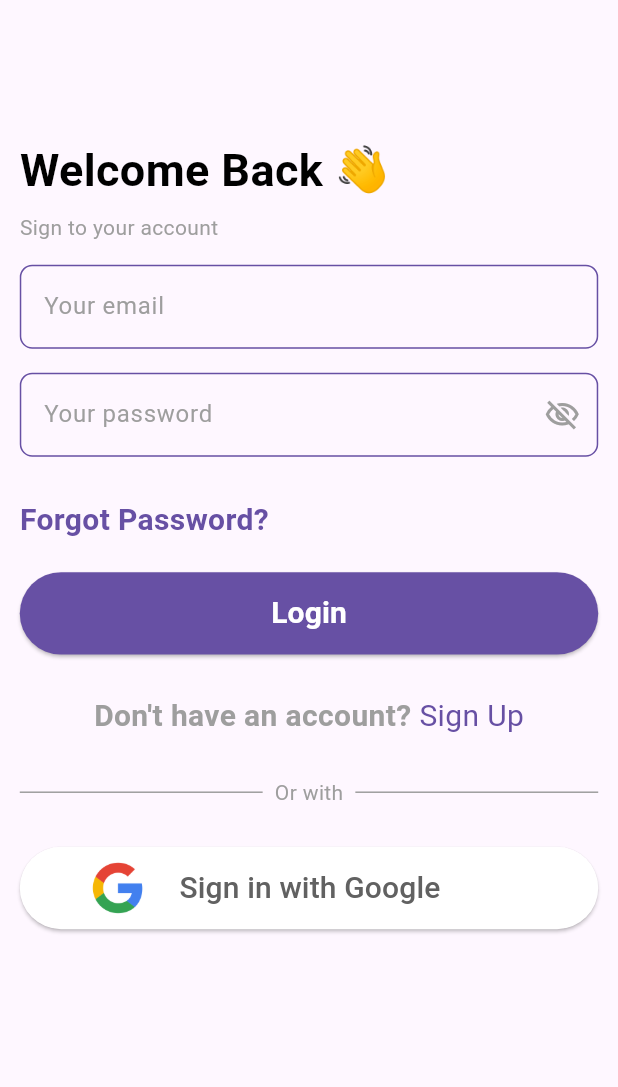
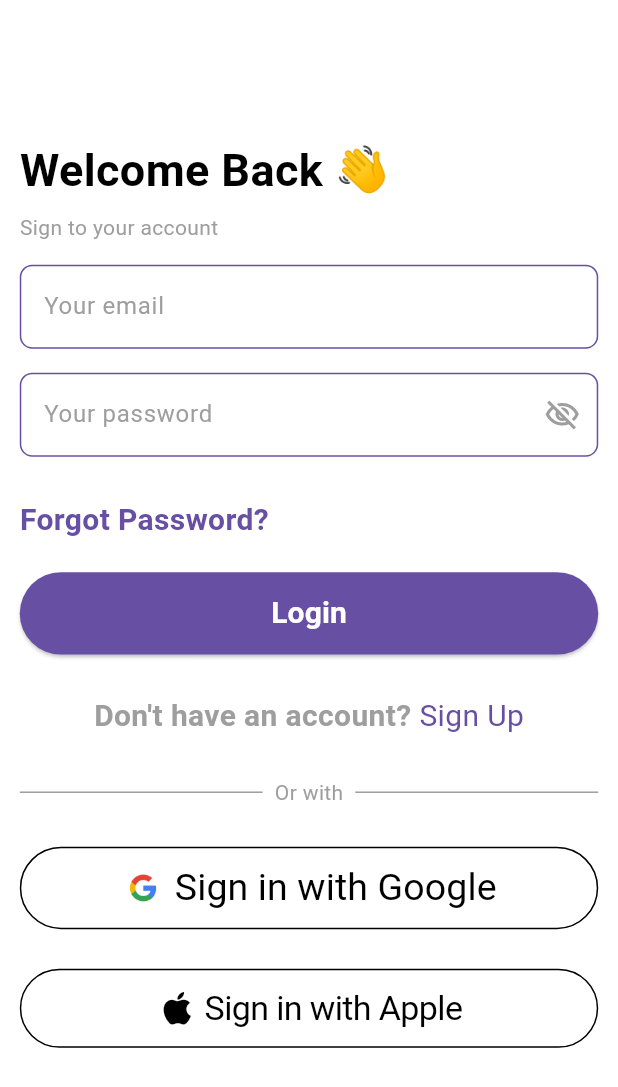
Before and after one commit to NurhayatYurtaslan/bazar_books_mobile_app, a Flutter app: the screen it shows after launch, on a phone screen of 412 x 824 dp. Shown: the top 1087 px of the screen. Run offline on Flutter 3.47's test engine with Material 3 defaults, Android fonts, the phone set to English and light mode, and no system bars; drawn by our look-alikes of sign_in_with_apple; our stand-ins replace auto_route, bloc, cloud_firestore, dots_indicator, firebase_auth, firebase_core and 4 more; accounts and stored records are empty.

Commit message:
add ✨: signin with apple

```diff
--- a/lib/app/views/view_signin/signin_view.dart
+++ b/lib/app/views/view_signin/signin_view.dart
@@ -1,3 +1,5 @@
+import 'dart:math';
+
 import 'package:auto_route/auto_route.dart';
 import 'package:bazar_books_mobile_app/app/router/app_router.dart';
 import 'package:bazar_books_mobile_app/app/views/view_signin/view_model/signin_event.dart';
@@ -12,6 +14,7 @@ import 'package:bazar_books_mobile_app/core/widgets/custom_text_widget.dart';
 import 'package:bazar_books_mobile_app/core/widgets/title_and_description_widget.dart';
 import 'package:flutter/material.dart';
 import 'package:flutter_bloc/flutter_bloc.dart';
+import 'package:sign_in_with_apple/sign_in_with_apple.dart';
 
 @RoutePage()
 class SignInView extends StatelessWidget {
@@ -36,6 +39,7 @@ class SignInView extends StatelessWidget {
       child:
           BlocBuilder<SigninViewModel, SigninState>(builder: (context, state) {
         return Scaffold(
+            backgroundColor: Colors.white,
             body: SafeArea(
               child: Padding(
                 padding: context.paddingNormal,
@@ -69,8 +73,9 @@ class SignInView extends StatelessWidget {
                             },
                           ),
                           CustomPasswordTextField(
-                        controller:
-                            context.read<SigninViewModel>().passwordController,
+                            controller: context
+                                .read<SigninViewModel>()
+                                .passwordController,
                             validator: (value) {
                               if (!RegExp(
                                       r"^(?=.*[A-Za-z])(?=.*\d)(?=.*[@$!%*#?&])[A-Za-z\d@$!%*#?&]{8,}$")
@@ -124,8 +129,8 @@ class SignInView extends StatelessWidget {
                                     fontWeight: FontWeight.bold),
                               ),
                               InkWell(
-                              onTap: () =>
-                                  context.router.push(OnboardingViewRoute()),
+                                  onTap: () => context.router
+                                      .push(OnboardingViewRoute()),
                                   child: Text(
                                     'Sign Up',
                                     style: TextStyle(
@@ -165,7 +170,7 @@ class SignInView extends StatelessWidget {
                           ),
                           CustomButtonWithIcon(
                             buttonBgColor: Colors.white,
-                        buttonTextColor: Colors.grey.shade700,
+                            buttonTextColor: Colors.black,
                             onPressed: () async {
                               final user =
                                   await AuthService().loginWithGoogle(context);
@@ -176,6 +181,25 @@ class SignInView extends StatelessWidget {
                               } else {
                                 // Giriş işlemi başarısız oldu, hata mesajı gösterebilirsiniz
                               }
+                            },
+                          ),
+                          SizedBox(
+                            height: context.mediumValue,
+                          ),
+                          SignInWithAppleButton(
+                            style: SignInWithAppleButtonStyle.whiteOutlined,
+                            height: context.mediumValue * 2,
+                            borderRadius:
+                                BorderRadius.circular(context.mediumValue),
+                            onPressed: () async {
+                              final credentail =
+                                  await SignInWithApple.getAppleIDCredential(
+                                scopes: [
+                                  AppleIDAuthorizationScopes.email,
+                                  AppleIDAuthorizationScopes.fullName
+                                ],
+                              );
+                              log(credentail.toString() as num);
                             },
                           )
                         ],
--- a/lib/core/widgets/custom_button_with_icon.dart
+++ b/lib/core/widgets/custom_button_with_icon.dart
@@ -8,7 +8,8 @@ class CustomButtonWithIcon extends StatelessWidget {
   const CustomButtonWithIcon({
     super.key,
     required this.buttonBgColor,
-    required this.buttonTextColor, required this.onPressed,
+    required this.buttonTextColor,
+    required this.onPressed,
   });
 
   @override
@@ -17,22 +18,31 @@ class CustomButtonWithIcon extends StatelessWidget {
       height: context.highValue / 1.5,
       child: ElevatedButton(
           style: ElevatedButton.styleFrom(
+              shadowColor: Colors.transparent,
               backgroundColor: buttonBgColor,
               shape: RoundedRectangleBorder(
+                  side: const BorderSide(
+                    color: Colors.black,
+                  ),
                   borderRadius: BorderRadius.circular(30))),
           onPressed: onPressed,
           child: Row(
+            mainAxisAlignment: MainAxisAlignment.center,
             children: [
               Image.asset(
                 'assets/icons/google_logo.png',
-                width: context.highValue,
-                height: context.highValue,
+                width: context.mediumValue * 1.1,
+                height: context.mediumValue * 1.1,
+              ),
+              SizedBox(
+                width: context.lowValue,
               ),
               Text(
                 "Sign in with Google",
                 style: TextStyle(
+                  fontWeight: FontWeight.w400,
                   color: buttonTextColor,
-                  fontSize: 20,
+                  fontSize: 25,
                 ),
               ),
             ],
--- a/pubspec.yaml
+++ b/pubspec.yaml
@@ -37,6 +37,8 @@ dependencies:
   json_annotation: ^4.9.0
   #google signin
   google_sign_in: ^6.2.1
+  #apple signin
+  sign_in_with_apple: ^6.1.1
 
 
 dev_dependencies:
```
Also changed, not shown: pubspec.lock, 3 other files. Lines whose indentation alone changed are shown as unchanged.
